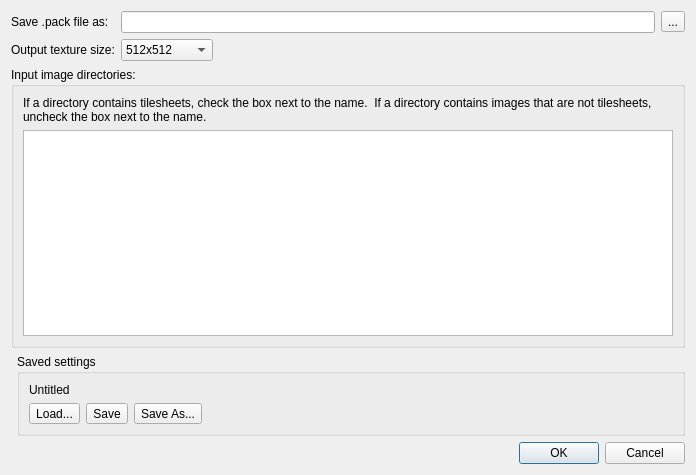
Above: src/tiled/createpackdialog.ui from timbaker/tiled before the change. Below: the same form after it.
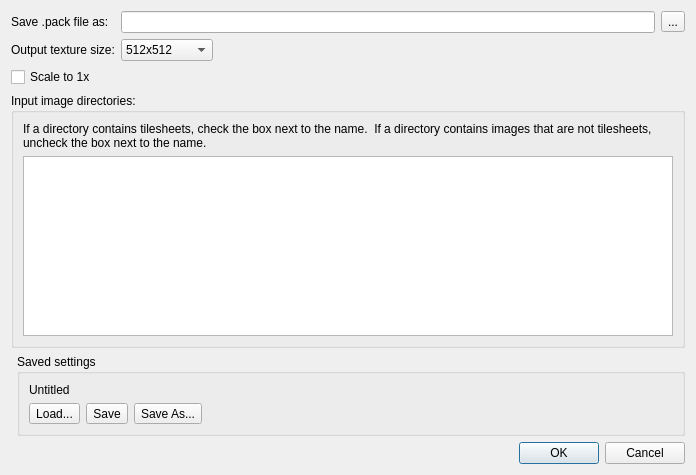
That is the form after the change. Icons and pictures are not drawn.

Commit message: Added "Scale to 1x" checkbox to texture packer.

```diff
--- a/src/tiled/createpackdialog.ui
+++ b/src/tiled/createpackdialog.ui
@@ -66,6 +66,13 @@
        </item>
       </widget>
      </item>
+     <item row="2" column="0">
+      <widget class="QCheckBox" name="scale50">
+       <property name="text">
+        <string>Scale to 1x</string>
+       </property>
+      </widget>
+     </item>
     </layout>
    </item>
    <item row="3" column="1">
```
The commit also changes 3 other files.
